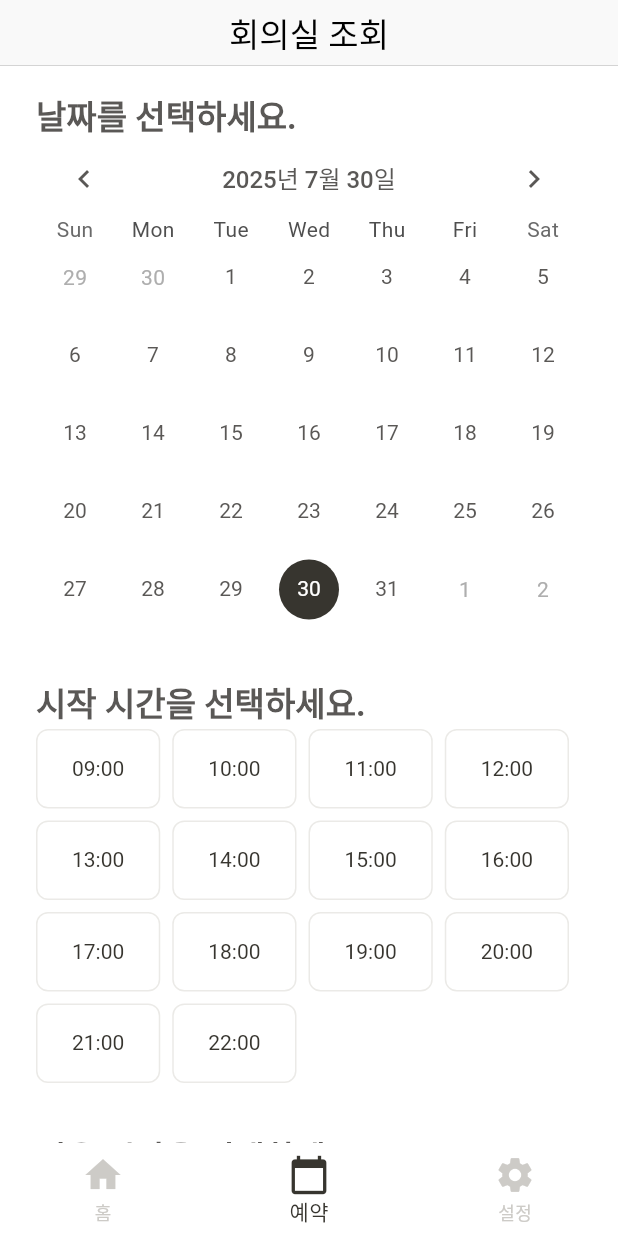
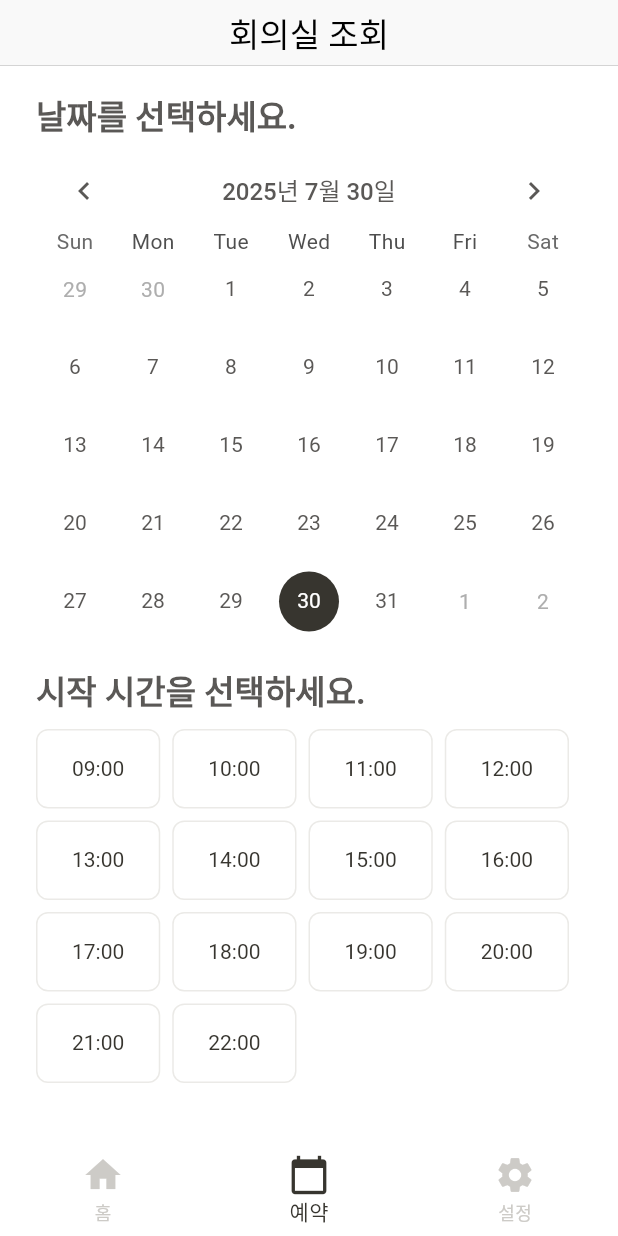
Before and after one commit to codezigee/ZiGee-Frontend, a Flutter app: the screen it shows after launch, item 2 of the bottom bar chosen, on a phone screen of 412 x 824 dp. Run offline on Flutter 3.47's test engine with Material 3 defaults, Android fonts, the phone set to English and light mode, and no system bars; drawn by our look-alikes of table_calendar; our stand-ins replace get, go_router; Roboto replaces fonts that are missing (Pretendard).

Commit message:
[Design] RoomSearchScreen 관련 위젯 간격 추가 #12

```diff
--- a/zigee_app/lib/features/booking/room_search_screen.dart
+++ b/zigee_app/lib/features/booking/room_search_screen.dart
@@ -47,11 +47,10 @@ class _RoomSearchScreenState extends State<RoomSearchScreen> {
             horizontal: SpacingTokens.lg,
           ),
           physics: const ClampingScrollPhysics(),
-
           controller: scrollController,
           child: Column(
             crossAxisAlignment: CrossAxisAlignment.stretch,
-            spacing: SpacingTokens.sm,
+            spacing: SpacingTokens.md,
             children: [
               /// 1. 날짜 선택
               DaySelector(
@@ -71,7 +70,6 @@ class _RoomSearchScreenState extends State<RoomSearchScreen> {
                   focusedDay = focusedDay;
                 },
               ),
-              const SizedBox(height: SpacingTokens.md),
 
               /// 2. 시간 선택
               StartTimeSelector(
--- a/zigee_app/lib/features/booking/widgets/day_selector.dart
+++ b/zigee_app/lib/features/booking/widgets/day_selector.dart
@@ -1,6 +1,7 @@
 import 'package:flutter/cupertino.dart';
 import 'package:table_calendar/table_calendar.dart';
 import 'package:zigee_app/app/theme/color_tokens.dart';
+import 'package:zigee_app/app/theme/spacing_tokens.dart';
 import 'package:zigee_app/app/theme/typography_styles.dart';
 
 final kToday = DateTime.now();
@@ -25,6 +26,7 @@ class DaySelector extends StatelessWidget {
   Widget build(BuildContext context) {
     return Column(
       crossAxisAlignment: CrossAxisAlignment.stretch,
+      spacing: SpacingTokens.sm,
       children: [
         Text(
           '날짜를 선택하세요.',
--- a/zigee_app/lib/features/booking/widgets/start_time_selector.dart
+++ b/zigee_app/lib/features/booking/widgets/start_time_selector.dart
@@ -18,6 +18,7 @@ class StartTimeSelector extends StatelessWidget {
   Widget build(BuildContext context) {
     return Column(
       crossAxisAlignment: CrossAxisAlignment.stretch,
+      spacing: SpacingTokens.sm,
       children: [
         Text(
           '시작 시간을 선택하세요.',
--- a/zigee_app/lib/features/booking/widgets/use_time_selector.dart
+++ b/zigee_app/lib/features/booking/widgets/use_time_selector.dart
@@ -1,4 +1,5 @@
 import 'package:flutter/material.dart';
+import 'package:zigee_app/app/theme/spacing_tokens.dart';
 import 'package:zigee_app/app/theme/typography_styles.dart';
 import 'package:zigee_app/common/utils/time_utils.dart';
 import 'package:zigee_app/common/widgets/custom_text_button.dart';
@@ -19,6 +20,7 @@ class UseTimeSelector extends StatelessWidget {
   Widget build(BuildContext context) {
     return Column(
       crossAxisAlignment: CrossAxisAlignment.stretch,
+      spacing: SpacingTokens.sm,
       children: [
         Text(
           '이용 시간을 선택하세요.',
```
